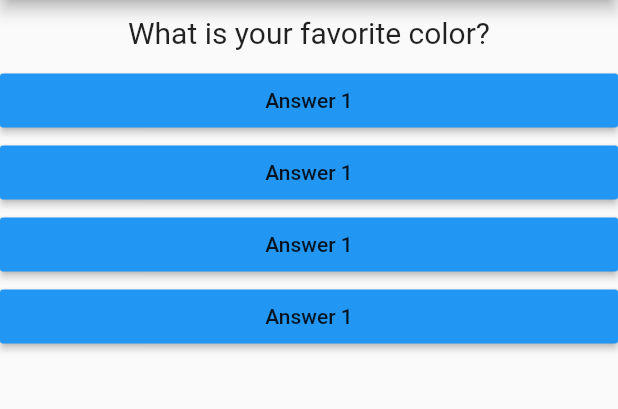
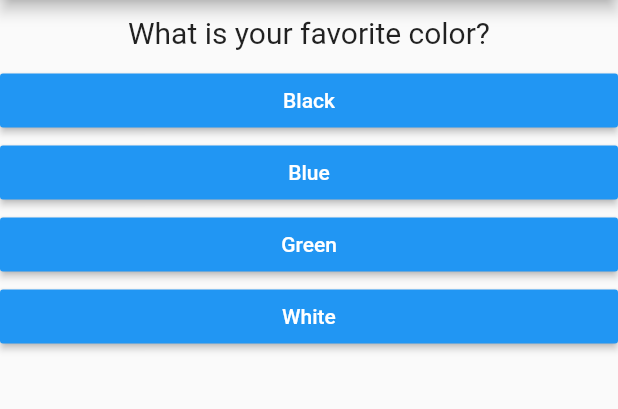
Before and after one commit to TheSandeepRaj/QUIZ-APP, a Flutter app: the screen it shows after launch, on a phone screen of 412 x 824 dp, the part 84-493 px from its top. Run offline on Flutter 3.47's test engine with Material 2 defaults, Android fonts, the phone set to English and light mode, and no system bars.

Commit message:
added answer mappping

```diff
--- a/lib/answer.dart
+++ b/lib/answer.dart
@@ -2,7 +2,9 @@ import 'package:flutter/material.dart';
 
 class Answer extends StatelessWidget {
   final Function selectHandler;
-  Answer(this.selectHandler);
+  final String answerText;
+
+  Answer(this.selectHandler, this.answerText);
 
   @override
   Widget build(BuildContext context) {
@@ -10,7 +12,8 @@ class Answer extends StatelessWidget {
       width: double.infinity,
       child: RaisedButton(
         color: Colors.blue,
-        child: Text('Answer 1'),
+        textColor: Colors.white,
+        child: Text(answerText),
         onPressed: selectHandler,
       ),
     );
--- a/lib/main.dart
+++ b/lib/main.dart
@@ -27,8 +27,18 @@ class _MyAppState extends State<MyApp> {
   @override
   Widget build(BuildContext context) {
     var questions = [
-      'What is your favorite color?',
-      'What is your favorite animal?',
+      {
+        'questionText': 'What is your favorite color?',
+        'answers': ['Black', 'Blue', 'Green', 'White'],
+      },
+      {
+        'questionText': 'What is your favorite animal?',
+        'answers': ['Rabbit', 'Dragon', 'Dog', 'Cat'],
+      },
+      {
+        'questionText': 'What is your favorite fruit?',
+        'answers': ['Apple', 'Banana', 'Cherry', 'Mango'],
+      },
     ];
     return MaterialApp(
       home: Scaffold(
@@ -38,12 +48,12 @@ class _MyAppState extends State<MyApp> {
         body: Column(
           children: [
             Question(
-              questions[_questionIndex],
+              questions[_questionIndex]['questionText'],
             ),
-            Answer(_answerQuestion),
-            Answer(_answerQuestion),
-            Answer(_answerQuestion),
-            Answer(_answerQuestion),
+            ...(questions[_questionIndex]['answers'] as List<String>)
+                .map((answer) {
+              return Answer(_answerQuestion, answer);
+            }).toList()
           ],
         ),
       ),
```
